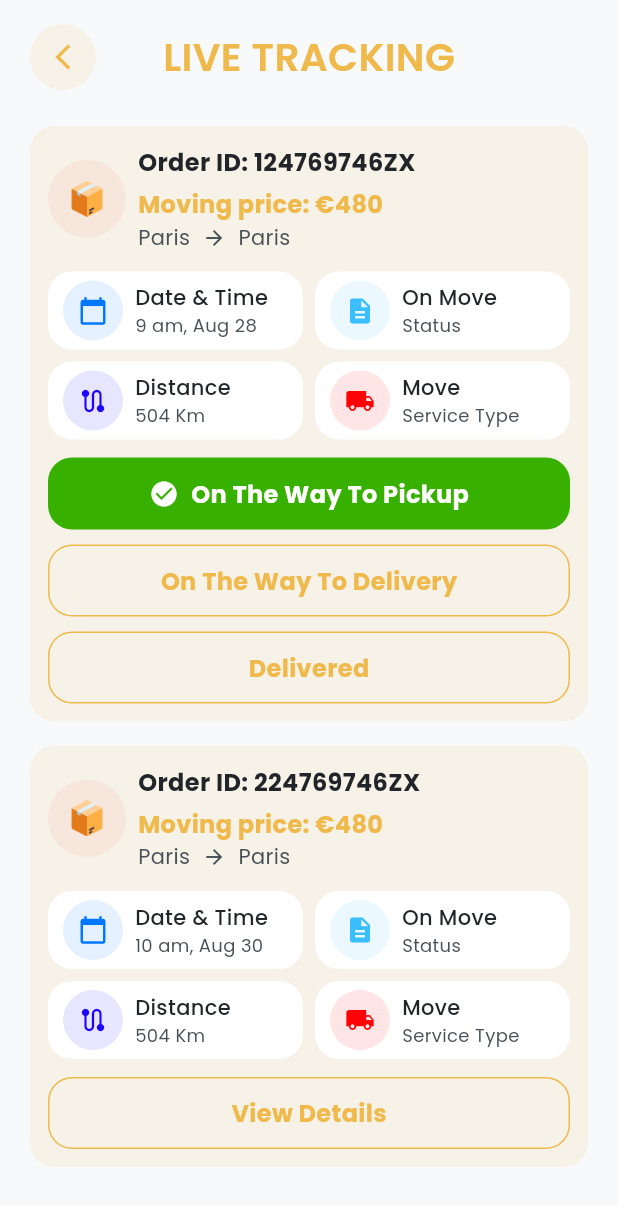
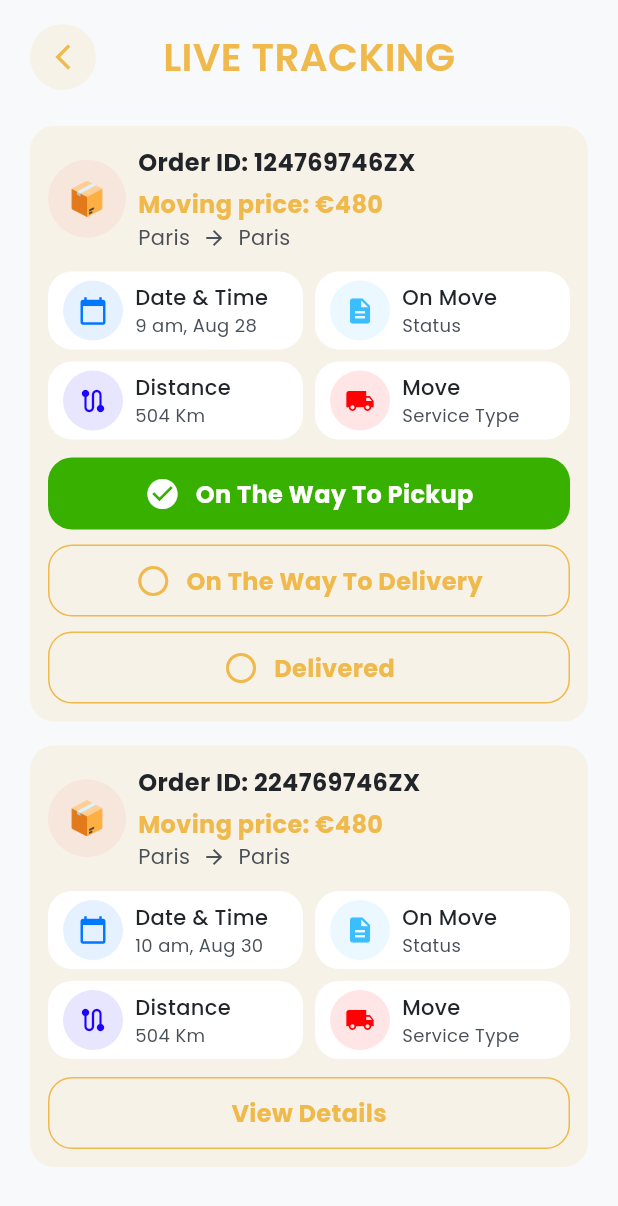
Before and after one commit to mynul56/super_arms_moving_planner, a Flutter app: the LiveTrackingView screen opened by its route, after a tap on "View Details", on a phone screen of 412 x 824 dp. Shown: the top 1206 px of the screen. Run offline on Flutter 3.47's test engine with Material 3 defaults, Android fonts, the phone set to English and light mode, and no system bars; our stand-ins replace file_picker, flutter_svg, get, google_fonts, image_picker, pdf and 1 more; project files that could hold a hidden picture were left out.

Commit message:
feat: Add customizable icons to status buttons in the live tracking view.

```diff
--- a/lib/app/modules/live_tracking/views/live_tracking_view.dart
+++ b/lib/app/modules/live_tracking/views/live_tracking_view.dart
@@ -314,6 +314,7 @@ class LiveTrackingView extends GetView<LiveTrackingController> {
           color: const Color(0xFF38B000),
           textColor: Colors.white,
           isFilled: true,
+          icon: Icons.check_circle,
           onTap: () =>
               controller.updateStatus(move['id'], 'On The Way To Pickup'),
         ),
@@ -323,6 +324,7 @@ class LiveTrackingView extends GetView<LiveTrackingController> {
           color: const Color(0xFFEFB94C),
           textColor: const Color(0xFFEFB94C),
           isFilled: false,
+          icon: Icons.circle_outlined,
           onTap: () =>
               controller.updateStatus(move['id'], 'On The Way To Delivery'),
         ),
@@ -332,6 +334,7 @@ class LiveTrackingView extends GetView<LiveTrackingController> {
           color: const Color(0xFFEFB94C),
           textColor: const Color(0xFFEFB94C),
           isFilled: false,
+          icon: Icons.circle_outlined,
           onTap: () {
             _showDeliveredDialog(move);
           },
@@ -345,6 +348,7 @@ class LiveTrackingView extends GetView<LiveTrackingController> {
     required Color color,
     required Color textColor,
     required bool isFilled,
+    required IconData icon,
     required VoidCallback onTap,
   }) {
     return GestureDetector(
@@ -361,10 +365,8 @@ class LiveTrackingView extends GetView<LiveTrackingController> {
           child: Row(
             mainAxisAlignment: MainAxisAlignment.center,
             children: [
-              if (isFilled) ...[
-                const Icon(Icons.check_circle, color: Colors.white, size: 20),
-                const SizedBox(width: 8),
-              ],
+              Icon(icon, color: isFilled ? Colors.white : color, size: 24),
+              const SizedBox(width: 10),
               Text(
                 title,
                 style: GoogleFonts.poppins(
```
